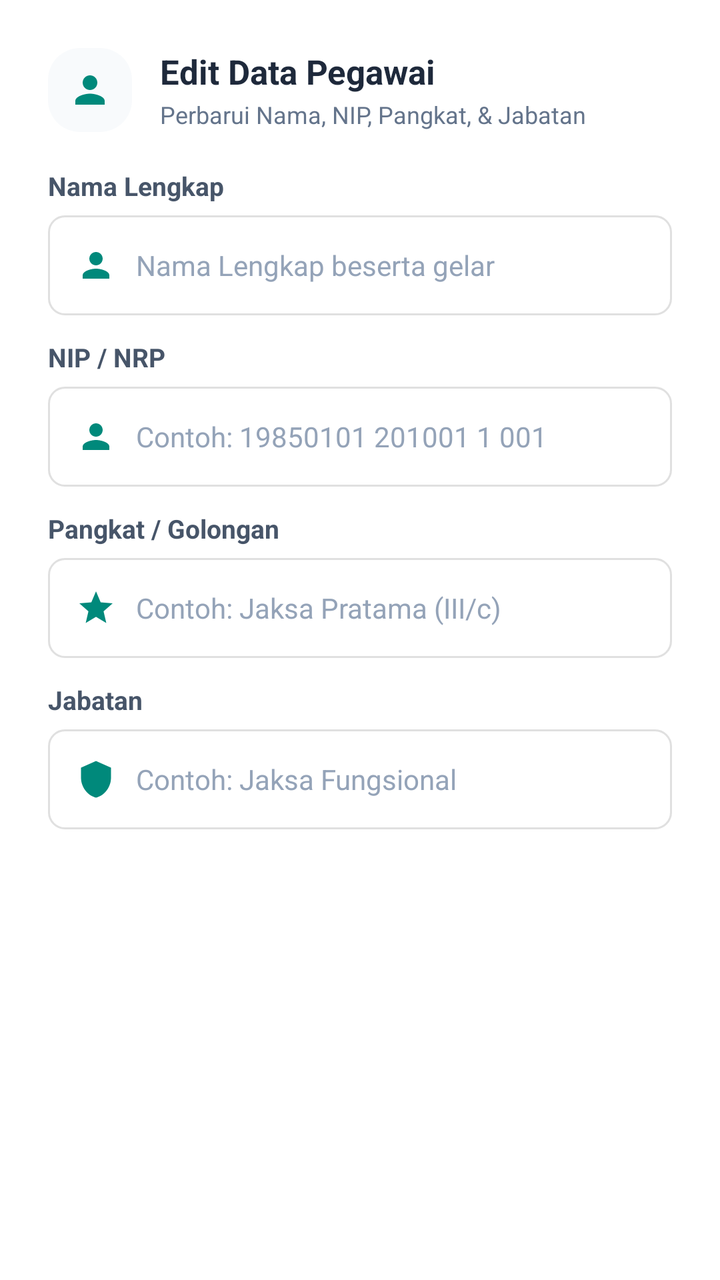
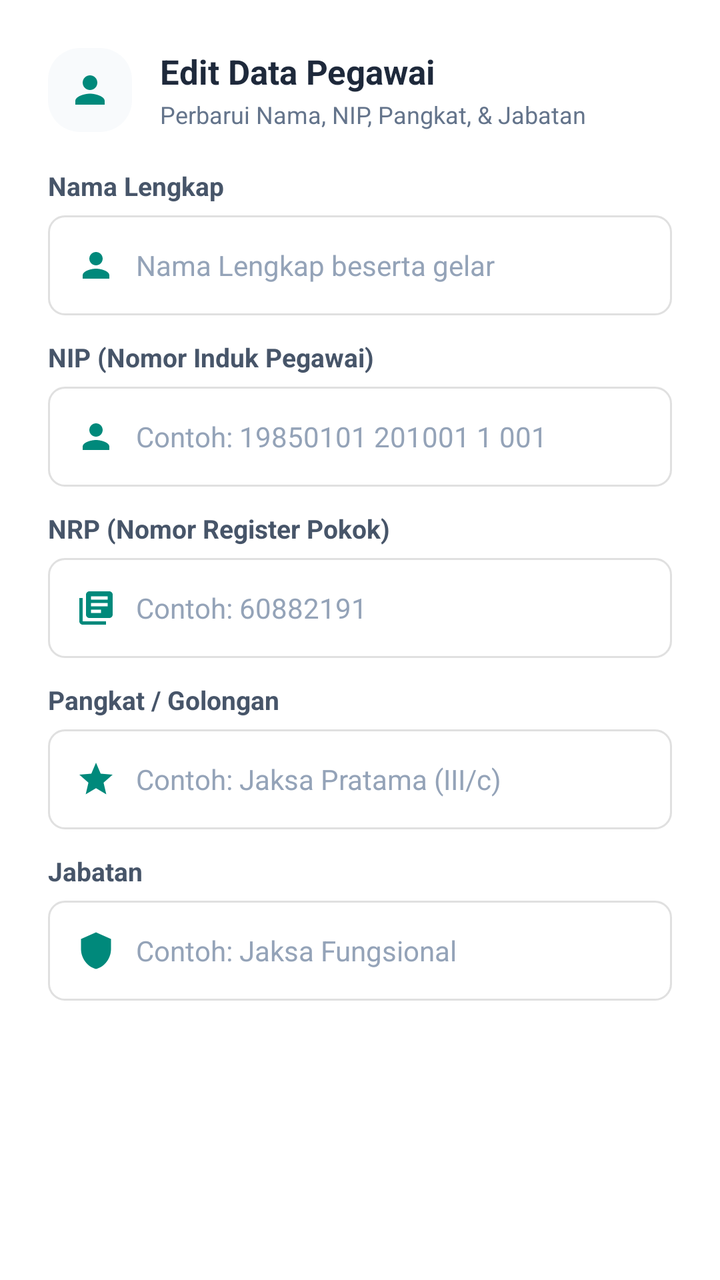

Compare the two renders of this Android layout. The source of the first and the diff that turns it into the second are given below.
<!-- AndroidManifest.xml: application theme Theme.Reminders -->
<!-- res/layout/dialog_edit_profil.xml -->
<?xml version="1.0" encoding="utf-8"?>
<ScrollView xmlns:android="http://schemas.android.com/apk/res/android"
    xmlns:app="http://schemas.android.com/apk/res-auto"
    android:layout_width="match_parent"
    android:layout_height="wrap_content"
    android:background="#FFFFFF"
    android:fillViewport="true">

    <LinearLayout
        android:layout_width="match_parent"
        android:layout_height="wrap_content"
        android:orientation="vertical"
        android:padding="24dp">

        
        <LinearLayout
            android:layout_width="match_parent"
            android:layout_height="wrap_content"
            android:gravity="center_vertical"
            android:orientation="horizontal"
            android:layout_marginBottom="18dp">

            <FrameLayout
                android:layout_width="42dp"
                android:layout_height="42dp"
                android:background="@drawable/bg_menu_item_circle">
                <ImageView
                    android:layout_width="22dp"
                    android:layout_height="22dp"
                    android:layout_gravity="center"
                    android:src="@drawable/ic_person"
                    app:tint="#00897B"
                    android:contentDescription="Edit Profil" />
            </FrameLayout>

            <LinearLayout
                android:layout_width="0dp"
                android:layout_height="wrap_content"
                android:layout_weight="1"
                android:layout_marginStart="14dp"
                android:orientation="vertical">
                <TextView
                    android:layout_width="wrap_content"
                    android:layout_height="wrap_content"
                    android:text="Edit Data Pegawai"
                    android:textColor="#1E293B"
                    android:textSize="17sp"
                    android:textStyle="bold" />
                <TextView
                    android:layout_width="wrap_content"
                    android:layout_height="wrap_content"
                    android:layout_marginTop="2dp"
                    android:text="Perbarui Nama, NIP, Pangkat, &amp; Jabatan"
                    android:textColor="#64748B"
                    android:textSize="12sp" />
            </LinearLayout>
        </LinearLayout>

        
        <TextView
            android:layout_width="wrap_content"
            android:layout_height="wrap_content"
            android:text="Nama Lengkap"
            android:textColor="#475569"
            android:textSize="13sp"
            android:textStyle="bold"
            android:layout_marginBottom="6dp" />

        <LinearLayout
            android:layout_width="match_parent"
            android:layout_height="50dp"
            android:background="@drawable/bg_edittext"
            android:gravity="center_vertical"
            android:orientation="horizontal"
            android:paddingHorizontal="14dp"
            android:layout_marginBottom="12dp">

            <ImageView
                android:layout_width="20dp"
                android:layout_height="20dp"
                android:src="@drawable/ic_person"
                app:tint="#00897B"
                android:layout_marginEnd="10dp"
                android:contentDescription="Nama" />

            <EditText
                android:id="@+id/etProfileNama"
                android:layout_width="0dp"
                android:layout_height="match_parent"
                android:layout_weight="1"
                android:background="@null"
                android:hint="Nama Lengkap beserta gelar"
                android:inputType="textPersonName"
                android:textColor="#1E293B"
                android:textColorHint="#94A3B8"
                android:textSize="14sp" />
        </LinearLayout>

        
        <TextView
            android:layout_width="wrap_content"
            android:layout_height="wrap_content"
            android:text="NIP / NRP"
            android:textColor="#475569"
            android:textSize="13sp"
            android:textStyle="bold"
            android:layout_marginBottom="6dp" />

        <LinearLayout
            android:layout_width="match_parent"
            android:layout_height="50dp"
            android:background="@drawable/bg_edittext"
            android:gravity="center_vertical"
            android:orientation="horizontal"
            android:paddingHorizontal="14dp"
            android:layout_marginBottom="12dp">

            <ImageView
                android:layout_width="20dp"
                android:layout_height="20dp"
                android:src="@drawable/ic_pegawai"
                app:tint="#00897B"
                android:layout_marginEnd="10dp"
                android:contentDescription="NIP" />

            <EditText
                android:id="@+id/etProfileNip"
                android:layout_width="0dp"
                android:layout_height="match_parent"
                android:layout_weight="1"
                android:background="@null"
                android:hint="Contoh: 19850101 201001 1 001"
                android:inputType="text"
                android:textColor="#1E293B"
                android:textColorHint="#94A3B8"
                android:textSize="14sp" />
        </LinearLayout>

        
        <TextView
            android:layout_width="wrap_content"
            android:layout_height="wrap_content"
            android:text="Pangkat / Golongan"
            android:textColor="#475569"
            android:textSize="13sp"
            android:textStyle="bold"
            android:layout_marginBottom="6dp" />

        <LinearLayout
            android:layout_width="match_parent"
            android:layout_height="50dp"
            android:background="@drawable/bg_edittext"
            android:gravity="center_vertical"
            android:orientation="horizontal"
            android:paddingHorizontal="14dp"
            android:layout_marginBottom="12dp">

            <ImageView
                android:layout_width="20dp"
                android:layout_height="20dp"
                android:src="@drawable/ic_star"
                app:tint="#00897B"
                android:layout_marginEnd="10dp"
                android:contentDescription="Pangkat" />

            <EditText
                android:id="@+id/etProfilePangkat"
                android:layout_width="0dp"
                android:layout_height="match_parent"
                android:layout_weight="1"
                android:background="@null"
                android:hint="Contoh: Jaksa Pratama (III/c)"
                android:inputType="text"
                android:textColor="#1E293B"
                android:textColorHint="#94A3B8"
                android:textSize="14sp" />
        </LinearLayout>

        
        <TextView
            android:layout_width="wrap_content"
            android:layout_height="wrap_content"
            android:text="Jabatan"
            android:textColor="#475569"
            android:textSize="13sp"
            android:textStyle="bold"
            android:layout_marginBottom="6dp" />

        <LinearLayout
            android:layout_width="match_parent"
            android:layout_height="50dp"
            android:background="@drawable/bg_edittext"
            android:gravity="center_vertical"
            android:orientation="horizontal"
            android:paddingHorizontal="14dp"
            android:layout_marginBottom="4dp">

            <ImageView
                android:layout_width="20dp"
                android:layout_height="20dp"
                android:src="@drawable/ic_shield"
                app:tint="#00897B"
                android:layout_marginEnd="10dp"
                android:contentDescription="Jabatan" />

            <EditText
                android:id="@+id/etProfileJabatan"
                android:layout_width="0dp"
                android:layout_height="match_parent"
                android:layout_weight="1"
                android:background="@null"
                android:hint="Contoh: Jaksa Fungsional"
                android:inputType="text"
                android:textColor="#1E293B"
                android:textColorHint="#94A3B8"
                android:textSize="14sp" />
        </LinearLayout>

        
        <TextView
            android:id="@+id/tvProfileError"
            android:layout_width="match_parent"
            android:layout_height="wrap_content"
            android:layout_marginTop="8dp"
            android:text=""
            android:textColor="#DC2626"
            android:textSize="12sp"
            android:visibility="gone" />

    </LinearLayout>
</ScrollView>
<!-- resources referenced by this layout -->
<resources>
  <!-- drawable bg_edittext (drawable) -->
  <?xml version="1.0" encoding="utf-8"?>
  <shape xmlns:android="http://schemas.android.com/apk/res/android"
      android:shape="rectangle">
  
      <solid android:color="#FFFFFF"/>
  
      <corners android:radius="8dp"/>
  
      <padding
          android:left="10dp"
          android:top="0dp"
          android:right="10dp"
          android:bottom="0dp"/>
  
      <stroke
          android:width="1dp"
          android:color="#E0E0E0"/>
  
  </shape>
  <!-- drawable bg_menu_item_circle (drawable) -->
  <?xml version="1.0" encoding="utf-8"?>
  <ripple xmlns:android="http://schemas.android.com/apk/res/android"
      android:color="#3300897B">
      <item>
          <shape android:shape="rectangle">
              <corners android:radius="16dp" />
              <solid android:color="#F8FAFC" />
          </shape>
      </item>
  </ripple>
  <!-- drawable ic_pegawai (drawable) -->
  <vector xmlns:android="http://schemas.android.com/apk/res/android"
      android:width="44dp"
      android:height="44dp"
      android:viewportWidth="24"
      android:viewportHeight="24">
    <path
        android:fillColor="#7C3AED"
        android:pathData="M12,12c2.21,0 4,-1.79 4,-4s-1.79,-4 -4,-4 -4,1.79 -4,4 1.79,4 4,4zm0,2c-2.67,0 -8,1.34 -8,4v2h16v-2c0,-2.66 -5.33,-4 -8,-4z"/>
  </vector>
  <!-- drawable ic_person (drawable) -->
  <vector xmlns:android="http://schemas.android.com/apk/res/android"
      android:width="24dp"
      android:height="24dp"
      android:viewportWidth="24"
      android:viewportHeight="24">
    <path
        android:fillColor="#FF000000"
        android:pathData="M12,12c2.21,0 4,-1.79 4,-4s-1.79,-4 -4,-4 -4,1.79 -4,4 1.79,4 4,4zM12,14c-2.67,0 -8,1.34 -8,4v2h16v-2c0,-2.66 -5.33,-4 -8,-4z"/>
  </vector>
  <!-- drawable ic_shield (drawable) -->
  <vector xmlns:android="http://schemas.android.com/apk/res/android"
      android:width="24dp"
      android:height="24dp"
      android:viewportWidth="24"
      android:viewportHeight="24">
    <path
        android:fillColor="#00897B"
        android:pathData="M12,1L3,5v6c0,5.55 3.84,10.74 9,12 5.16,-1.26 9,-6.45 9,-12V5l-9,-4z"/>
  </vector>
  <!-- drawable ic_star (drawable) -->
  <vector xmlns:android="http://schemas.android.com/apk/res/android"
      android:width="24dp"
      android:height="24dp"
      android:viewportWidth="24"
      android:viewportHeight="24">
    <path
        android:fillColor="#00897B"
        android:pathData="M12,17.27L18.18,21l-1.64,-7.03L22,9.24l-7.19,-0.61L12,2 9.19,8.63 2,9.24l5.46,4.73L5.82,21z"/>
  </vector>
  <style name="Theme.Reminders" parent="Base.Theme.Reminders" />
  <style name="Base.Theme.Reminders" parent="Theme.Material3.DayNight.NoActionBar">
          
          
      </style>
</resources>

<!-- the commit's change to res/layout/dialog_edit_profil.xml (unified diff, before → after) -->
@@ -100,7 +100,7 @@
         <TextView
             android:layout_width="wrap_content"
             android:layout_height="wrap_content"
-            android:text="NIP / NRP"
+            android:text="NIP (Nomor Induk Pegawai)"
             android:textColor="#475569"
             android:textSize="13sp"
             android:textStyle="bold"
@@ -130,6 +130,46 @@
                 android:layout_weight="1"
                 android:background="@null"
                 android:hint="Contoh: 19850101 201001 1 001"
+                android:inputType="text"
+                android:textColor="#1E293B"
+                android:textColorHint="#94A3B8"
+                android:textSize="14sp" />
+        </LinearLayout>
+
+        
+        <TextView
+            android:layout_width="wrap_content"
+            android:layout_height="wrap_content"
+            android:text="NRP (Nomor Register Pokok)"
+            android:textColor="#475569"
+            android:textSize="13sp"
+            android:textStyle="bold"
+            android:layout_marginBottom="6dp" />
+
+        <LinearLayout
+            android:layout_width="match_parent"
+            android:layout_height="50dp"
+            android:background="@drawable/bg_edittext"
+            android:gravity="center_vertical"
+            android:orientation="horizontal"
+            android:paddingHorizontal="14dp"
+            android:layout_marginBottom="12dp">
+
+            <ImageView
+                android:layout_width="20dp"
+                android:layout_height="20dp"
+                android:src="@drawable/ic_dosir"
+                app:tint="#00897B"
+                android:layout_marginEnd="10dp"
+                android:contentDescription="NRP" />
+
+            <EditText
+                android:id="@+id/etProfileNrp"
+                android:layout_width="0dp"
+                android:layout_height="match_parent"
+                android:layout_weight="1"
+                android:background="@null"
+                android:hint="Contoh: 60882191"
                 android:inputType="text"
                 android:textColor="#1E293B"
                 android:textColorHint="#94A3B8"
<!-- resource entries referenced after the edit -->
@@ -31,6 +31,16 @@
           </shape>
       </item>
   </ripple>
+  <!-- drawable ic_dosir (drawable) -->
+  <vector xmlns:android="http://schemas.android.com/apk/res/android"
+      android:width="44dp"
+      android:height="44dp"
+      android:viewportWidth="24"
+      android:viewportHeight="24">
+    <path
+        android:fillColor="#EA580C"
+        android:pathData="M4,6H2v14c0,1.1 0.9,2 2,2h14v-2H4V6zm16,-4H8c-1.1,0 -2,0.9 -2,2v12c0,1.1 0.9,2 2,2h12c1.1,0 2,-0.9 2,-2V4c0,-1.1 -0.9,-2 -2,-2zm-1,9H9V9h10v2zm-4,4H9v-2h6v2zm4,-8H9V5h10v2z"/>
+  </vector>
   <!-- drawable ic_pegawai (drawable) -->
   <vector xmlns:android="http://schemas.android.com/apk/res/android"
       android:width="44dp"
